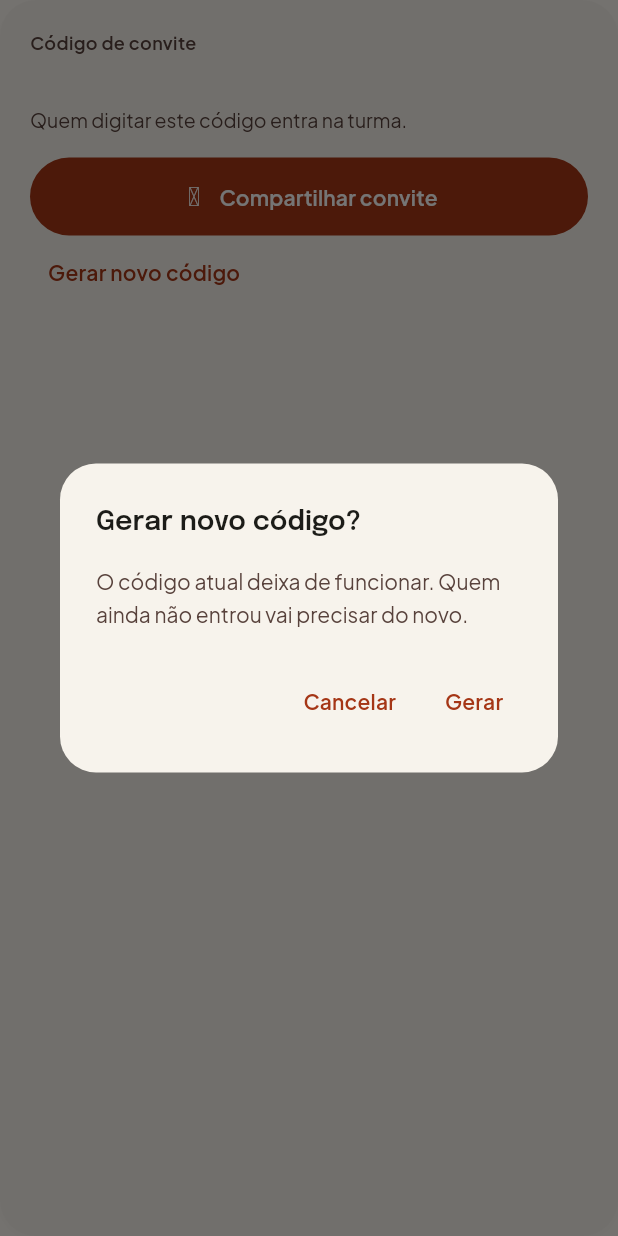
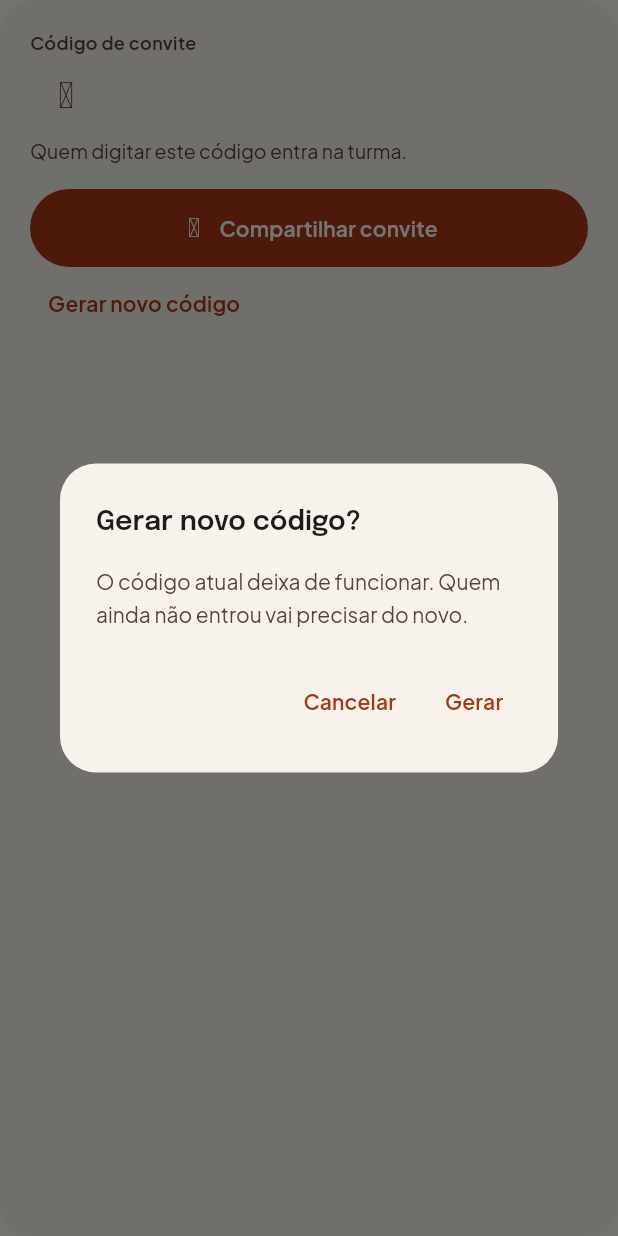
Before and after one commit to ConnActionsOrg/connactions-app, a Flutter app: the _CartaoDoConvite widget shown alone on an empty page, opened directly with empty values, after a tap on "Gerar novo código", on a phone screen of 412 x 824 dp. Run offline on Flutter 3.47's test engine with Material 3 defaults, Android fonts, the phone set to English and light mode, and no system bars; our stand-ins replace firebase_auth, firebase_core, flutter_riverpod, go_router, google_sign_in, image_picker and 3 more; accounts and stored records are empty; network calls fail.

Commit message:
feat(app): botão de copiar o código de convite na tela da turma
Ao lado do código, copia só as oito letras, sem a mensagem do
"Compartilhar convite", e avisa "Código copiado". Pedido na prova da
fatia 2 no celular.

```diff
--- a/lib/features/turmas/tela_da_turma.dart
+++ b/lib/features/turmas/tela_da_turma.dart
@@ -1,4 +1,5 @@
 import 'package:flutter/material.dart';
+import 'package:flutter/services.dart';
 import 'package:flutter_riverpod/flutter_riverpod.dart';
 import 'package:go_router/go_router.dart';
 import 'package:material_symbols_icons/symbols.dart';
@@ -147,6 +148,11 @@ class _CartaoDoConvite extends ConsumerWidget {
 
   final Turma turma;
 
+  Future<void> _copiar(BuildContext context) async {
+    await Clipboard.setData(ClipboardData(text: turma.codigoConvite));
+    if (context.mounted) mostrarAviso(context, 'Código copiado');
+  }
+
   Future<void> _gerarNovo(BuildContext context, WidgetRef ref) async {
     final confirmou = await showDialog<bool>(
       context: context,
@@ -199,9 +205,21 @@ class _CartaoDoConvite extends ConsumerWidget {
             ),
           ),
           const SizedBox(height: Espacos.xs),
-          Text(
-            turma.codigoConvite,
-            style: tipografia.tituloPequeno.copyWith(letterSpacing: 3),
+          Row(
+            children: [
+              Text(
+                turma.codigoConvite,
+                style: tipografia.tituloPequeno.copyWith(letterSpacing: 3),
+              ),
+              IconButton(
+                onPressed: () => _copiar(context),
+                tooltip: 'Copiar código',
+                icon: Icon(
+                  Symbols.content_copy,
+                  color: cores.sobreSuperficieVariante,
+                ),
+              ),
+            ],
           ),
           const SizedBox(height: Espacos.xs),
           Text(
```
Also changed, not shown: 1 other file.
